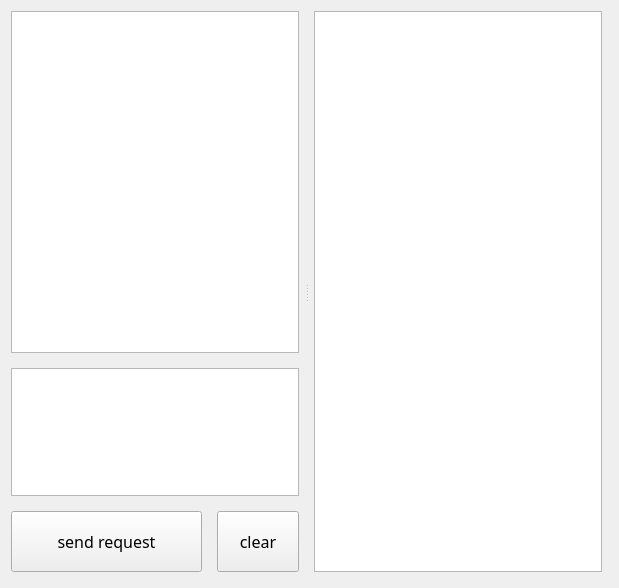
Above: mainwindow.ui from Petertan303/qt-pic before the change. Below: the same form after it.
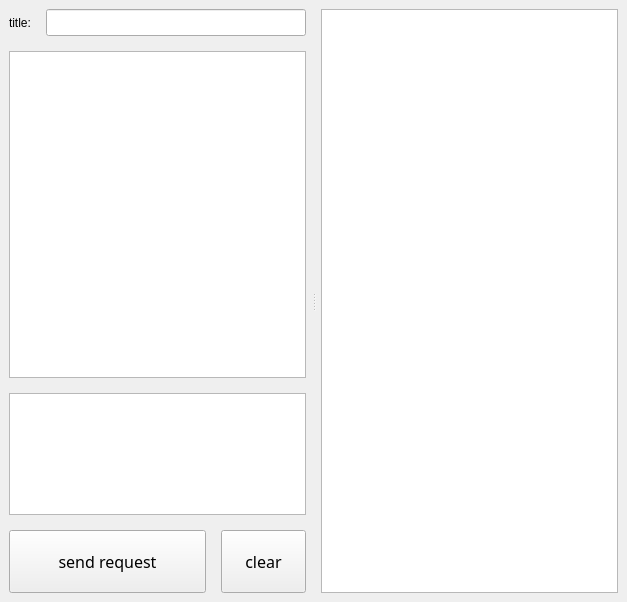
That is the form after the change.

Patch:
```diff
--- a/mainwindow.ui
+++ b/mainwindow.ui
@@ -1,7 +1,7 @@
 <?xml version="1.0" encoding="UTF-8"?>
 <ui version="4.0">
  <class>MainWindow</class>
- <widget class="QWidget" name="MainWindow">
+ <widget class="QMainWindow" name="MainWindow">
   <property name="windowModality">
    <enum>Qt::WindowModality::ApplicationModal</enum>
   </property>
@@ -9,8 +9,8 @@
    <rect>
     <x>0</x>
     <y>0</y>
-    <width>619</width>
-    <height>588</height>
+    <width>627</width>
+    <height>602</height>
    </rect>
   </property>
   <property name="sizePolicy">
@@ -28,15 +28,13 @@
   <property name="windowTitle">
    <string>Draw Picture</string>
   </property>
+  <widget class="QWidget" name="layoutWidget_2">
+   <layout class="QGridLayout" name="gridLayout">
+    <property name="spacing">
+     <number>15</number>
+    </property>
+    <item row="0" column="0">
   <widget class="QSplitter" name="splitter">
-   <property name="geometry">
-    <rect>
-     <x>11</x>
-     <y>11</y>
-     <width>591</width>
-     <height>561</height>
-    </rect>
-   </property>
    <property name="sizePolicy">
     <sizepolicy hsizetype="Expanding" vsizetype="Expanding">
      <horstretch>0</horstretch>
@@ -49,16 +47,36 @@
    <property name="handleWidth">
     <number>15</number>
    </property>
-   <widget class="QWidget" name="">
+      <widget class="QWidget" name="layoutWidget">
     <layout class="QVBoxLayout" name="verticalLayout_2" stretch="8,1">
      <property name="spacing">
       <number>15</number>
      </property>
      <item>
-      <layout class="QVBoxLayout" name="verticalLayout" stretch="8,3">
+         <layout class="QVBoxLayout" name="verticalLayout" stretch="0,8,3">
        <property name="spacing">
         <number>15</number>
        </property>
+          <item>
+           <layout class="QHBoxLayout" name="horizontalLayout_2">
+            <item>
+             <widget class="QLabel" name="label">
+              <property name="text">
+               <string>title:</string>
+              </property>
+             </widget>
+            </item>
+            <item>
+             <widget class="QLineEdit" name="titleLineEdit">
+              <property name="font">
+               <font>
+                <pointsize>12</pointsize>
+               </font>
+              </property>
+             </widget>
+            </item>
+           </layout>
+          </item>
        <item>
         <widget class="QTextEdit" name="promptTextEdit">
          <property name="font">
@@ -136,6 +154,9 @@
      </font>
     </property>
    </widget>
+     </widget>
+    </item>
+   </layout>
   </widget>
  </widget>
  <resources/>
```
Lines whose indentation alone changed are shown as unchanged.
